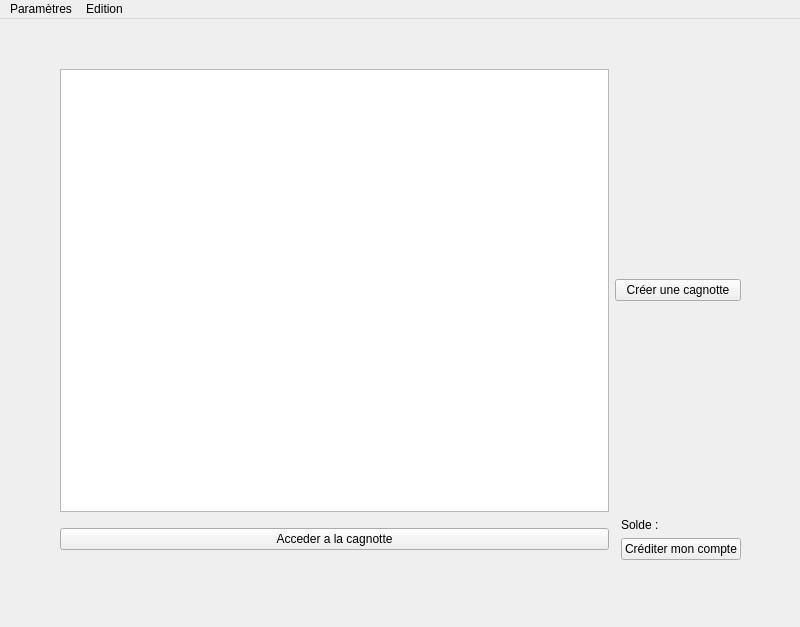
alextnlr/ShareCount, file mainwindow.ui: the form before one commit.
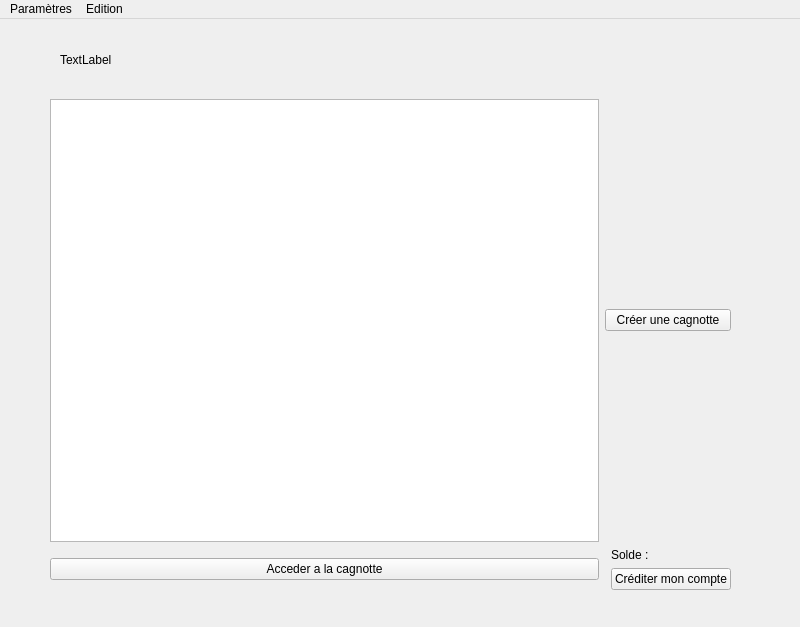
The form after the commit. The open tabs and pages were chosen to show the change.

Commit message: Ajout du nom et tab rectifié

What changed in the file:
```diff
--- a/mainwindow.ui
+++ b/mainwindow.ui
@@ -144,8 +144,8 @@
      <widget class="QWidget" name="gridLayoutWidget_2">
       <property name="geometry">
        <rect>
-        <x>60</x>
-        <y>50</y>
+        <x>50</x>
+        <y>80</y>
         <width>681</width>
         <height>491</height>
        </rect>
@@ -192,6 +192,19 @@
        </item>
       </layout>
      </widget>
+     <widget class="QLabel" name="labelNomActu">
+      <property name="geometry">
+       <rect>
+        <x>60</x>
+        <y>20</y>
+        <width>501</width>
+        <height>41</height>
+       </rect>
+      </property>
+      <property name="text">
+       <string>TextLabel</string>
+      </property>
+     </widget>
     </widget>
     <widget class="QWidget" name="page_3">
      <widget class="QPushButton" name="pushButtonBackCagnotte">
```
Left out of the diff: 18 changed lines with no effect on the pictures. The commit also changes 1 other file.
